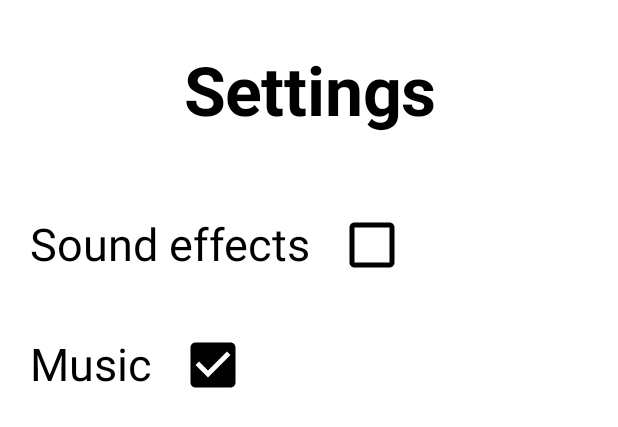
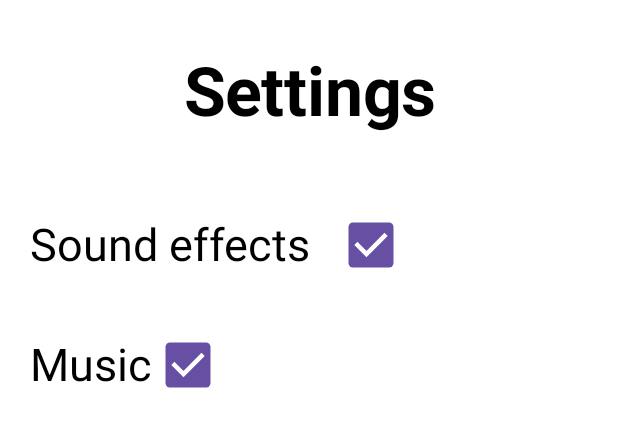
Before and after one commit to laforcem/block-brawl, an Android app built with Jetpack Compose: the @Preview function SettingsScreenPreview, on a phone screen of 412 x 824 dp. Shown: the top 427 px of the screen. Run offline under Robolectric (Android 15) with nearby library versions, the light colour scheme and no system bars.

Commit message:
checkboxes working, still need to rearrange layout

```diff
--- a/app/src/main/java/edu/mines/csci448/pcm/blockbrawl/presentation/navigation/settings/SettingsScreen.kt
+++ b/app/src/main/java/edu/mines/csci448/pcm/blockbrawl/presentation/navigation/settings/SettingsScreen.kt
@@ -6,12 +6,15 @@ import androidx.compose.material.icons.filled.Check
 import androidx.compose.material.icons.filled.CheckBox
 import androidx.compose.material.icons.filled.CheckBoxOutlineBlank
 import androidx.compose.material.icons.filled.CheckCircle
+import androidx.compose.material3.Checkbox
 import androidx.compose.material3.Icon
 import androidx.compose.material3.IconButton
 import androidx.compose.material3.Text
 import androidx.compose.runtime.Composable
+import androidx.compose.runtime.collectAsState
 import androidx.compose.ui.Alignment
 import androidx.compose.ui.Modifier
+import androidx.compose.ui.draw.scale
 import androidx.compose.ui.res.stringResource
 import androidx.compose.ui.text.TextStyle
 import androidx.compose.ui.text.font.FontWeight
@@ -23,13 +26,15 @@ import edu.mines.csci448.pcm.blockbrawl.R
 import edu.mines.csci448.pcm.blockbrawl.presentation.viewmodel.BlockBrawlViewModel
 
 @Composable
-fun SettingsScreen(blockBrawlViewModel: BlockBrawlViewModel){
-    Column(modifier = Modifier.fillMaxSize()){
+fun SettingsScreen(blockBrawlViewModel: BlockBrawlViewModel) {
+    Column(modifier = Modifier.fillMaxSize()) {
 
         //Title Text
         Box(
             contentAlignment = Alignment.Center,
-            modifier = Modifier.wrapContentHeight(Alignment.CenterVertically).fillMaxSize()
+            modifier = Modifier
+                .wrapContentHeight(Alignment.CenterVertically)
+                .fillMaxSize()
                 .weight(0.15f)
         ) {
             Text(
@@ -43,44 +48,62 @@ fun SettingsScreen(blockBrawlViewModel: BlockBrawlViewModel){
 
         //Settings
         Box(
-            modifier = Modifier.fillMaxSize().weight(0.85f)
-        ){
-            Column(){
+            modifier = Modifier
+                .fillMaxSize()
+                .weight(0.85f)
+        ) {
+            Column() {
 
                 //Sound effects
-                Row(modifier = Modifier.fillMaxWidth().height(80.dp).padding(20.dp)){
-                    Box(contentAlignment = Alignment.CenterStart, modifier = Modifier.wrapContentHeight(Alignment.CenterVertically).fillMaxHeight()){
+                Row(
+                    modifier = Modifier
+                        .fillMaxWidth()
+                        .height(80.dp)
+                        .padding(20.dp)
+                ) {
+                    Box(
+                        contentAlignment = Alignment.CenterStart, modifier = Modifier
+                            .wrapContentHeight(Alignment.CenterVertically)
+                            .fillMaxHeight()
+                    ) {
                         Text(text = stringResource(R.string.setting_text_1), fontSize = 30.sp)
                     }
-                    IconButton(onClick = {  }, modifier = Modifier.size(80.dp)) {
-                        Icon(
-                            imageVector = Icons.Filled.CheckBoxOutlineBlank,
-                            contentDescription = stringResource(R.string.setting_text_1),
-                            modifier = Modifier.size(50.dp)
+                    IconButton(onClick = { }, modifier = Modifier.size(80.dp)) {
+                        Checkbox(
+                            checked = blockBrawlViewModel.soundFxState.collectAsState().value,
+                            onCheckedChange = { blockBrawlViewModel.setSoundFxState(it) },
+                            modifier = Modifier.scale(1.5f)
                         )
                     }
                 }
 
                 //Music
-                Row(modifier = Modifier.fillMaxWidth().height(80.dp).padding(20.dp)){
-                    Box(contentAlignment = Alignment.CenterStart, modifier = Modifier.wrapContentHeight(Alignment.CenterVertically).fillMaxHeight()){
+                Row(
+                    modifier = Modifier
+                        .fillMaxWidth()
+                        .height(80.dp)
+                        .padding(20.dp)
+                ) {
+                    Box(
+                        contentAlignment = Alignment.CenterStart, modifier = Modifier
+                            .wrapContentHeight(Alignment.CenterVertically)
+                            .fillMaxHeight()
+                    ) {
                         Text(text = stringResource(R.string.setting_text_2), fontSize = 30.sp)
                     }
-                    IconButton(onClick = {  }, modifier = Modifier.size(80.dp)) {
-                        Icon(
-                            imageVector = Icons.Filled.CheckBox,
-                            contentDescription = stringResource(R.string.setting_text_2),
-                            modifier = Modifier.size(50.dp)
-                        )
-                    }
+                    Checkbox(
+                        checked = blockBrawlViewModel.musicState.collectAsState().value,
+                        onCheckedChange = { blockBrawlViewModel.setMusicState(it) },
+                        modifier = Modifier.scale(1.5f)
+                    )
                 }
             }
         }
     }
 }
 
-@Preview
+@Preview(showBackground = true)
 @Composable
-fun SettingsScreenPreview(){
+fun SettingsScreenPreview() {
     SettingsScreen(BlockBrawlViewModel())
 }
--- a/app/src/main/java/edu/mines/csci448/pcm/blockbrawl/presentation/viewmodel/BlockBrawlViewModel.kt
+++ b/app/src/main/java/edu/mines/csci448/pcm/blockbrawl/presentation/viewmodel/BlockBrawlViewModel.kt
@@ -1,9 +1,34 @@
 package edu.mines.csci448.pcm.blockbrawl.presentation.viewmodel
 
+import android.util.Log
 import androidx.lifecycle.ViewModel
 import androidx.navigation.NavHostController
+import kotlinx.coroutines.flow.MutableStateFlow
+import kotlinx.coroutines.flow.StateFlow
+import kotlinx.coroutines.flow.asStateFlow
 
-class BlockBrawlViewModel : ViewModel()  {
+class BlockBrawlViewModel : ViewModel(), IBlockBrawlViewModel  {
+    companion object {
+        private const val LOG_TAG = "pcm.BlockBrawlViewModel"
+    }
+
     lateinit var navController: NavHostController
 
+    private val mSoundFxState = MutableStateFlow(true)
+    override val soundFxState: StateFlow<Boolean>
+        get() = mSoundFxState.asStateFlow()
+
+    private val mMusicState = MutableStateFlow(true)
+    override val musicState: StateFlow<Boolean>
+        get() = mMusicState.asStateFlow()
+
+    override fun setSoundFxState(state: Boolean) {
+        Log.d(LOG_TAG, "setSoundFxState($state)")
+        mSoundFxState.value = state
+    }
+
+    override fun setMusicState(state: Boolean) {
+        Log.d(LOG_TAG, "setMusicState($state)")
+        mMusicState.value = state
+    }
 }
--- /dev/null
+++ b/app/src/main/java/edu/mines/csci448/pcm/blockbrawl/presentation/viewmodel/IBlockBrawlViewModel.kt
@@ -0,0 +1,10 @@
+package edu.mines.csci448.pcm.blockbrawl.presentation.viewmodel
+
+import kotlinx.coroutines.flow.StateFlow
+
+interface IBlockBrawlViewModel {
+    val soundFxState: StateFlow<Boolean>
+    val musicState: StateFlow<Boolean>
+    fun setSoundFxState(state: Boolean)
+    fun setMusicState(state: Boolean)
+}
```
